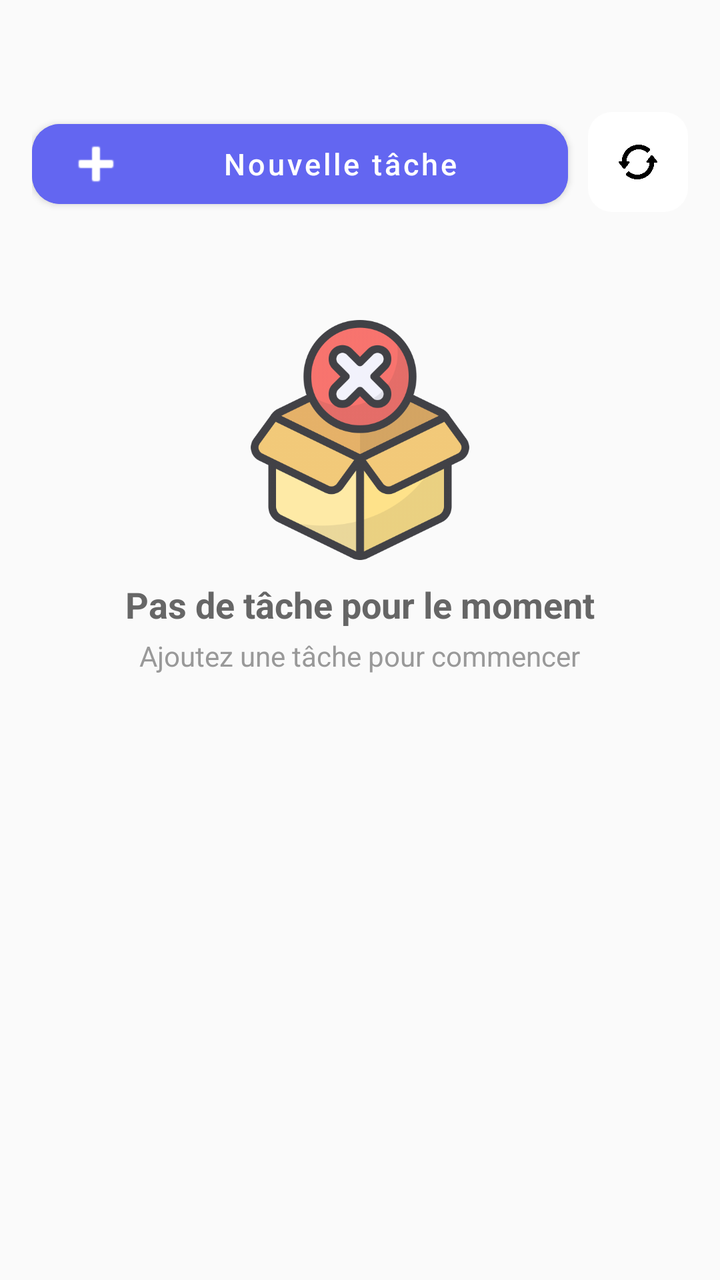
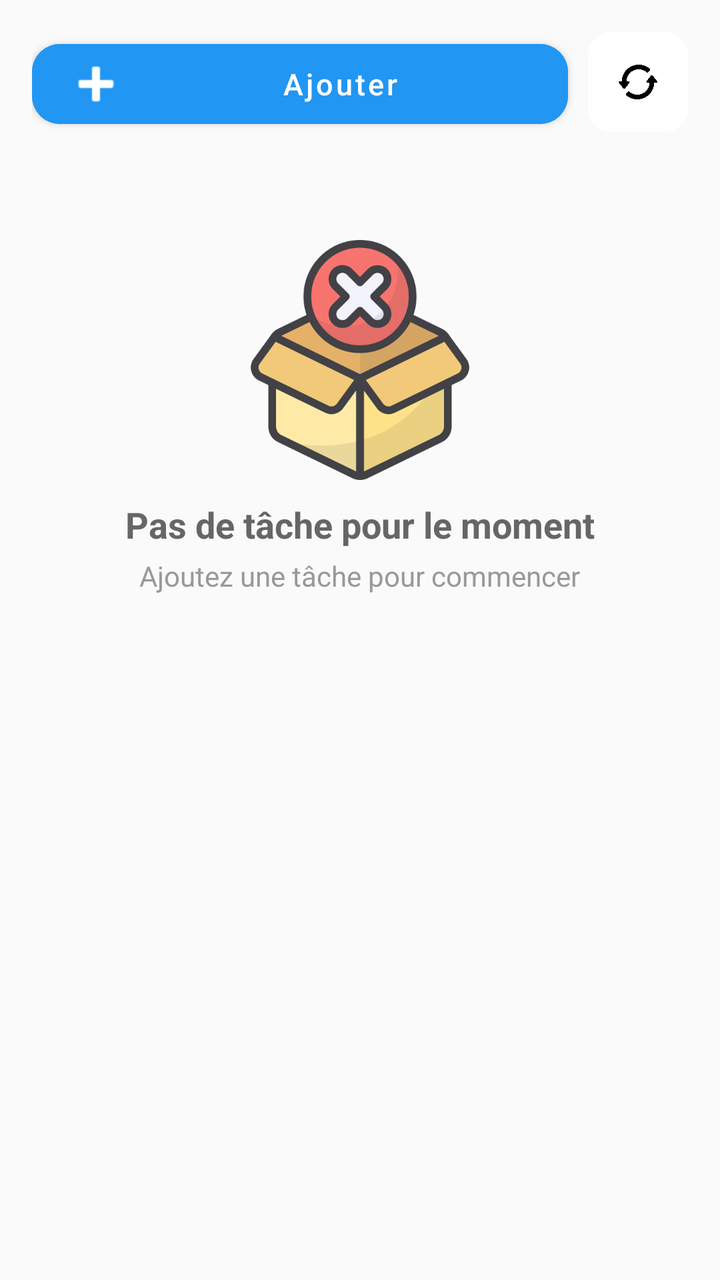

Screens rendered from an Android XML layout before and after an edit, with the pre-edit source and the edit as a unified diff.
<!-- AndroidManifest.xml: application theme Theme.DevVibe -->
<!-- res/layout/activity_pomodoro.xml -->
<?xml version="1.0" encoding="utf-8"?>
<LinearLayout
    xmlns:android="http://schemas.android.com/apk/res/android"
    xmlns:app="http://schemas.android.com/apk/res-auto"
    android:orientation="vertical"
    android:padding="16dp"
    android:background="#FAFAFA"
    android:layout_width="match_parent"
    android:layout_height="match_parent">

    <LinearLayout
        android:orientation="horizontal"
        android:layout_width="match_parent"
        android:layout_height="wrap_content"
        android:layout_marginTop="40dp"
        android:layout_marginBottom="12dp">

        <com.google.android.material.button.MaterialButton
            android:id="@+id/btnAdd"
            android:layout_width="0dp"
            android:layout_weight="1"
            android:layout_height="52dp"
            android:text="Nouvelle tâche"
            android:textAllCaps="false"
            android:textColor="#FFFFFF"
            android:textSize="15sp"
            app:cornerRadius="14dp"
            android:backgroundTint="#6366F1"
            app:icon="@android:drawable/ic_input_add"
            app:iconPadding="8dp"/>

        <ImageButton
            android:id="@+id/btnRefresh"
            android:layout_width="50dp"
            android:layout_height="50dp"
            android:layout_marginStart="10dp"
            android:contentDescription="TODO"
            android:src="@drawable/refresh_icon"
            android:scaleType="centerInside"
            android:padding="14dp"
            android:background="@drawable/rounded_button"/>

    </LinearLayout>

    <LinearLayout
        android:id="@+id/emptyStateLayout"
        android:orientation="vertical"
        android:gravity="center"
        android:layout_width="match_parent"
        android:layout_height="wrap_content"
        android:layout_marginTop="40dp">

        <ImageView
            android:layout_width="120dp"
            android:layout_height="120dp"
            android:contentDescription="TODO"
            android:src="@drawable/empty_tasks"
            android:alpha="0.8"/>

        <TextView
            android:text="Pas de tâche pour le moment"
            android:textSize="18sp"
            android:textStyle="bold"
            android:textColor="#666"
            android:layout_marginTop="10dp"
            android:layout_width="wrap_content"
            android:layout_height="wrap_content"/>

        <TextView
            android:text="Ajoutez une tâche pour commencer"
            android:textSize="14sp"
            android:textColor="#999"
            android:layout_marginTop="4dp"
            android:layout_width="wrap_content"
            android:layout_height="wrap_content"/>

    </LinearLayout>

    <androidx.recyclerview.widget.RecyclerView
        android:id="@+id/recyclerView"
        android:visibility="gone"
        android:layout_marginTop="8dp"
        android:layout_width="match_parent"
        android:layout_height="match_parent"/>

</LinearLayout>
<!-- resources referenced by this layout -->
<resources>
  <!-- drawable empty_tasks: png bitmap (drawable, 45213 bytes) -->
  <!-- drawable refresh_icon: png bitmap (drawable, 11462 bytes) -->
  <!-- drawable rounded_button (drawable) -->
  <?xml version="1.0" encoding="utf-8"?>
  <shape xmlns:android="http://schemas.android.com/apk/res/android">
      <corners android:radius="12dp" />
      <solid android:color="#FFFF" />
  </shape>
  <style name="Theme.DevVibe" parent="Base.Theme.DevVibe" />
  <style name="Base.Theme.DevVibe" parent="Theme.MaterialComponents.DayNight.NoActionBar">
          
          
      </style>
</resources>

<!-- the commit's change to res/layout/activity_pomodoro.xml (unified diff, before → after) -->
@@ -12,7 +12,6 @@
         android:orientation="horizontal"
         android:layout_width="match_parent"
         android:layout_height="wrap_content"
-        android:layout_marginTop="40dp"
         android:layout_marginBottom="12dp">
 
         <com.google.android.material.button.MaterialButton
@@ -20,12 +19,12 @@
             android:layout_width="0dp"
             android:layout_weight="1"
             android:layout_height="52dp"
-            android:text="Nouvelle tâche"
+            android:text="Ajouter"
             android:textAllCaps="false"
             android:textColor="#FFFFFF"
             android:textSize="15sp"
             app:cornerRadius="14dp"
-            android:backgroundTint="#6366F1"
+            android:backgroundTint="#2196F3"
             app:icon="@android:drawable/ic_input_add"
             app:iconPadding="8dp"/>
 
